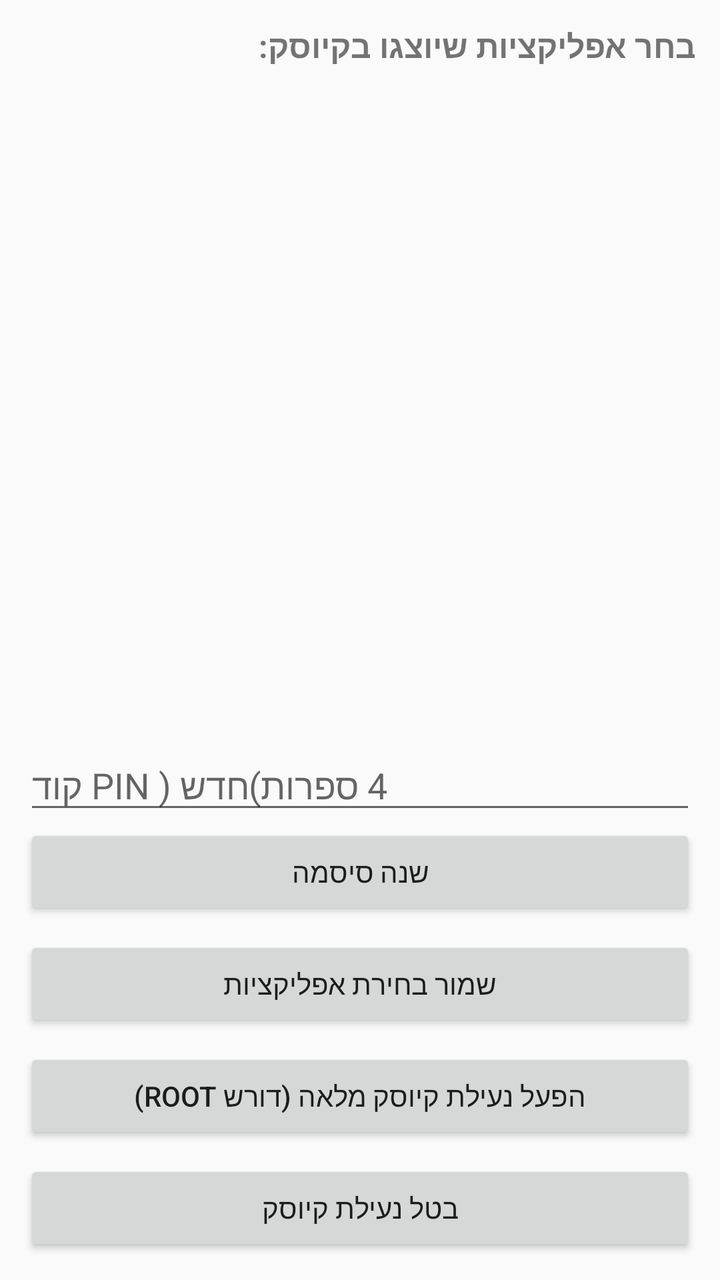
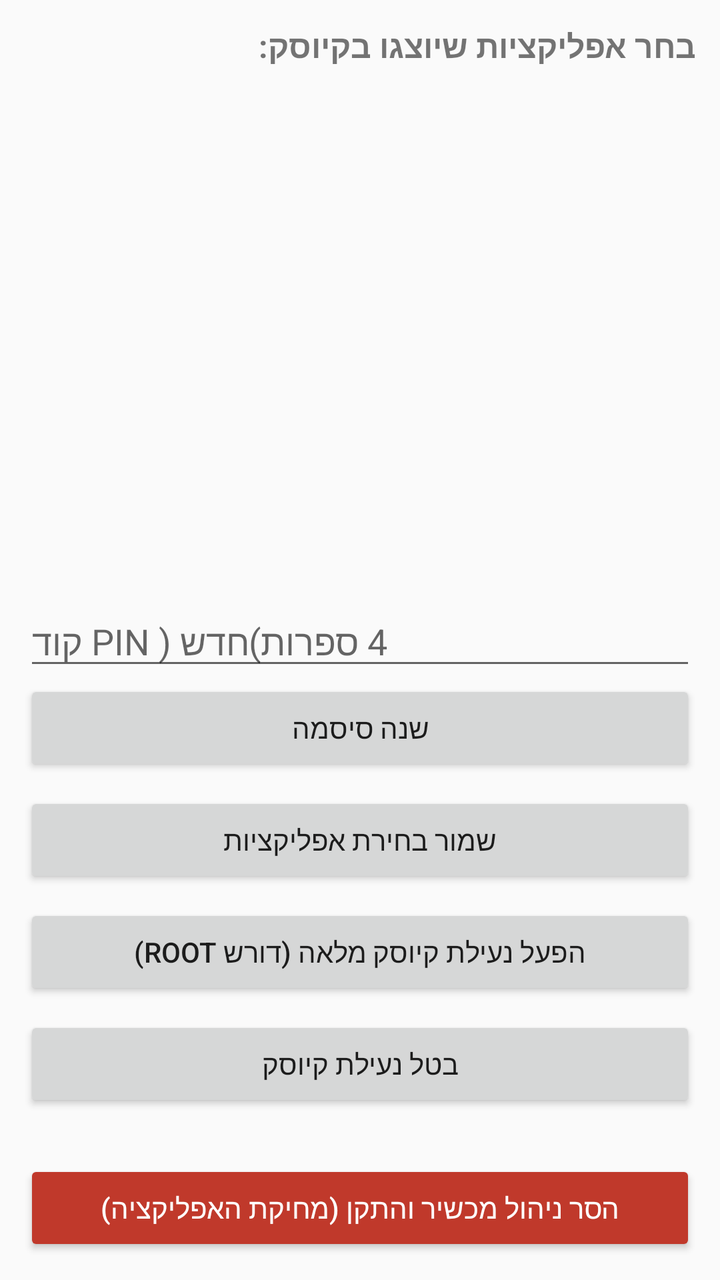

Two renders of the same Android screen: before a commit and after it. Below are the layout's source before the change and the commit's diff.
<!-- AndroidManifest.xml: application theme Theme.AppCompat.Light -->
<!-- res/layout/activity_settings.xml -->
<?xml version="1.0" encoding="utf-8"?>
<LinearLayout xmlns:android="http://schemas.android.com/apk/res/android"
    android:layout_width="match_parent"
    android:layout_height="match_parent"
    android:orientation="vertical"
    android:padding="12dp">

    <TextView
        android:layout_width="match_parent"
        android:layout_height="wrap_content"
        android:text="בחר אפליקציות שיוצגו בקיוסק:"
        android:textSize="16sp"
        android:textStyle="bold"
        android:layout_marginBottom="8dp" />

    <androidx.recyclerview.widget.RecyclerView
        android:id="@+id/settingsAppsRecyclerView"
        android:layout_width="match_parent"
        android:layout_height="0dp"
        android:layout_weight="1" />

    <EditText
        android:id="@+id/newPinField"
        android:layout_width="match_parent"
        android:layout_height="wrap_content"
        android:hint="קוד PIN חדש (4 ספרות)"
        android:inputType="numberPassword"
        android:layout_marginTop="8dp" />

    <Button
        android:id="@+id/changePinButton"
        android:layout_width="match_parent"
        android:layout_height="wrap_content"
        android:text="שנה סיסמה" />

    <Button
        android:id="@+id/saveAppsButton"
        android:layout_width="match_parent"
        android:layout_height="wrap_content"
        android:layout_marginTop="8dp"
        android:text="שמור בחירת אפליקציות" />

    <Button
        android:id="@+id/enableLockButton"
        android:layout_width="match_parent"
        android:layout_height="wrap_content"
        android:layout_marginTop="8dp"
        android:text="הפעל נעילת קיוסק מלאה (דורש root)" />

    <Button
        android:id="@+id/disableLockButton"
        android:layout_width="match_parent"
        android:layout_height="wrap_content"
        android:layout_marginTop="8dp"
        android:text="בטל נעילת קיוסק" />

</LinearLayout>
<!-- resources referenced by this layout -->
<resources>

</resources>

<!-- the commit's change to res/layout/activity_settings.xml (unified diff, before → after) -->
@@ -54,4 +54,13 @@
         android:layout_marginTop="8dp"
         android:text="בטל נעילת קיוסק" />
 
+    <Button
+        android:id="@+id/removeAdminButton"
+        android:layout_width="match_parent"
+        android:layout_height="wrap_content"
+        android:layout_marginTop="24dp"
+        android:backgroundTint="#C0392B"
+        android:textColor="#FFFFFF"
+        android:text="הסר ניהול מכשיר והתקן (מחיקת האפליקציה)" />
+
 </LinearLayout>
